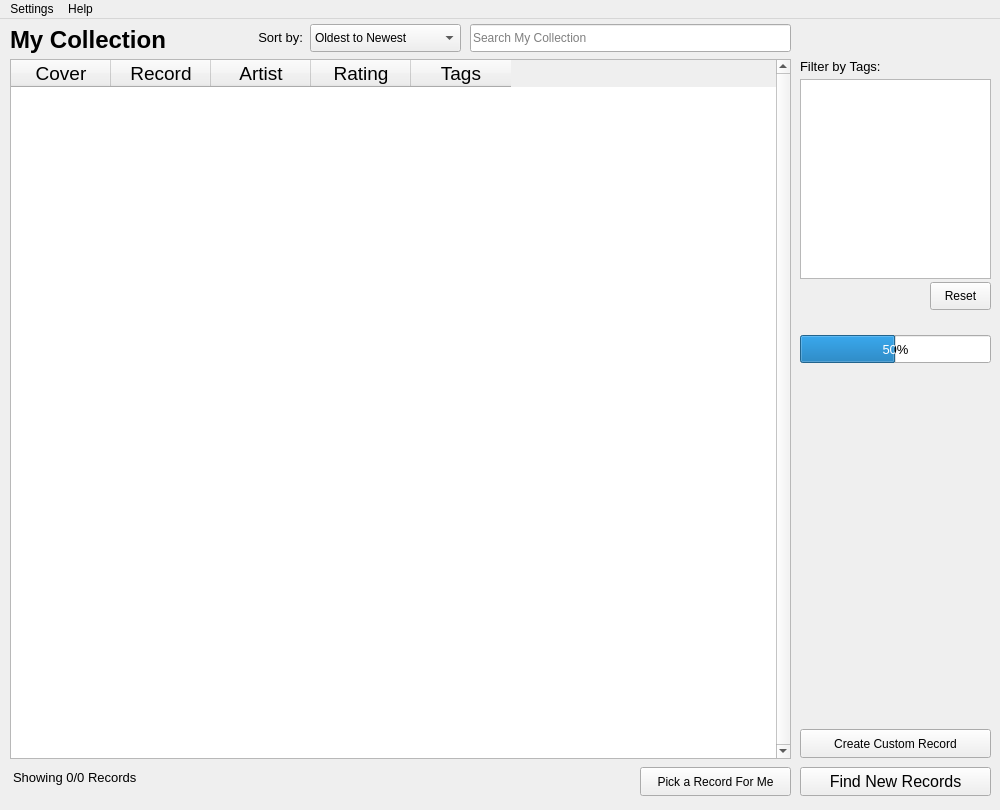
Drag0nCodes/MyRecordCollection, file My Record Collection Source/mainwindow.ui: the form before one commit.
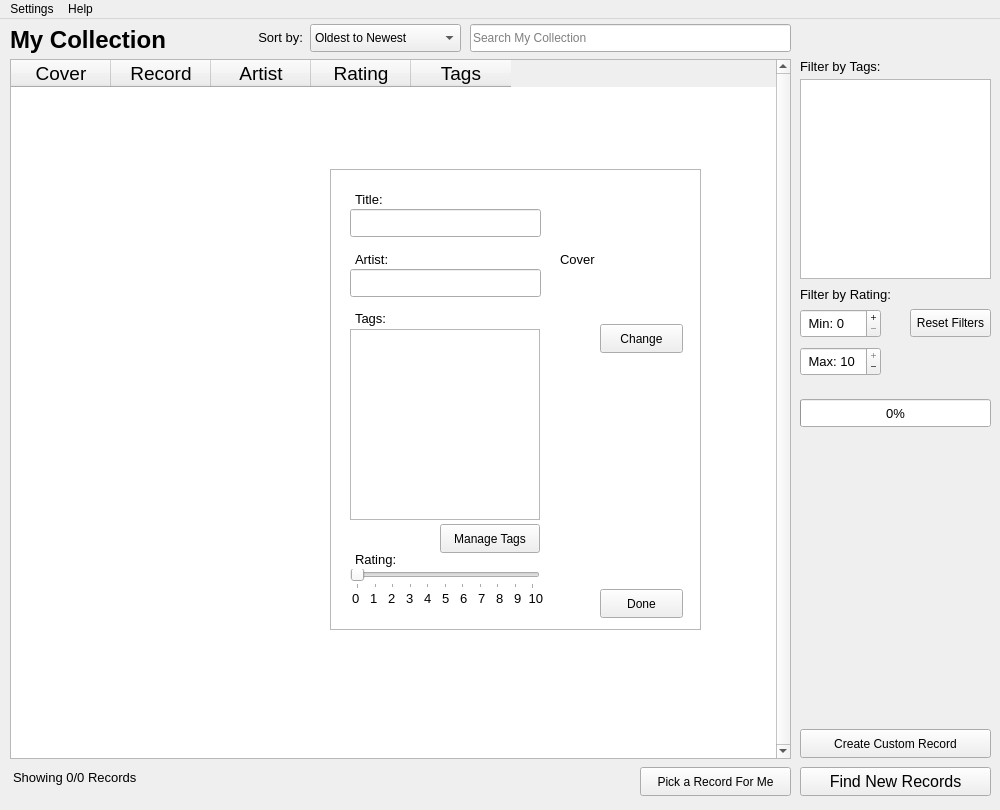
The form after the commit.

Commit message:
Frontend: - Added menu options to delete only records or only tags - Added filter options for ratings     - Reset filter also resets rating filter - Added menu button to export user data - Added some blue accent colour to the UI
Backend:
- Changed dir.absolutepath to QDir::currentpath
- Removed QDir dir object from MainWindow
- Added method to remove all tags from Record object

Bugs:
- Clicking on some menu options will close the edit popup to avoid unknown issues
- Discogs info/progress bar will go away when invalid file is chosen

```diff
--- a/My Record Collection Source/mainwindow.ui
+++ b/My Record Collection Source/mainwindow.ui
@@ -343,7 +343,7 @@
       <property name="geometry">
        <rect>
         <x>800</x>
-        <y>310</y>
+        <y>374</y>
         <width>191</width>
         <height>81</height>
        </rect>
@@ -361,12 +361,12 @@
        <set>Qt::AlignHCenter|Qt::AlignTop</set>
       </property>
      </widget>
-     <widget class="QPushButton" name="myRecord_ResetTagsFilterButton">
+     <widget class="QPushButton" name="myRecord_ResetFiltersButton">
       <property name="geometry">
        <rect>
-        <x>930</x>
-        <y>273</y>
-        <width>61</width>
+        <x>910</x>
+        <y>300</y>
+        <width>81</width>
         <height>28</height>
        </rect>
       </property>
@@ -377,7 +377,7 @@
        </font>
       </property>
       <property name="text">
-       <string>Reset</string>
+       <string>Reset Filters</string>
       </property>
      </widget>
      <widget class="QPushButton" name="myRecord_customRecordButton">
@@ -406,7 +406,7 @@
       <property name="geometry">
        <rect>
         <x>800</x>
-        <y>326</y>
+        <y>390</y>
         <width>191</width>
         <height>28</height>
        </rect>
@@ -417,7 +417,79 @@
        </font>
       </property>
       <property name="value">
-       <number>50</number>
+       <number>0</number>
+      </property>
+     </widget>
+     <widget class="QSpinBox" name="myRecord_FilterRatingMinSpinBox">
+      <property name="geometry">
+       <rect>
+        <x>800</x>
+        <y>300</y>
+        <width>81</width>
+        <height>29</height>
+       </rect>
+      </property>
+      <property name="font">
+       <font>
+        <family>Arial</family>
+        <pointsize>10</pointsize>
+       </font>
+      </property>
+      <property name="buttonSymbols">
+       <enum>QAbstractSpinBox::PlusMinus</enum>
+      </property>
+      <property name="prefix">
+       <string> Min: </string>
+      </property>
+      <property name="maximum">
+       <number>10</number>
+      </property>
+     </widget>
+     <widget class="QLabel" name="myRecord_FilterRatingLabel">
+      <property name="geometry">
+       <rect>
+        <x>800</x>
+        <y>275</y>
+        <width>131</width>
+        <height>21</height>
+       </rect>
+      </property>
+      <property name="font">
+       <font>
+        <family>Arial</family>
+        <pointsize>10</pointsize>
+       </font>
+      </property>
+      <property name="text">
+       <string>Filter by Rating:</string>
+      </property>
+     </widget>
+     <widget class="QSpinBox" name="myRecord_FilterRatingMaxSpinBox">
+      <property name="geometry">
+       <rect>
+        <x>800</x>
+        <y>338</y>
+        <width>81</width>
+        <height>29</height>
+       </rect>
+      </property>
+      <property name="font">
+       <font>
+        <family>Arial</family>
+        <pointsize>10</pointsize>
+       </font>
+      </property>
+      <property name="buttonSymbols">
+       <enum>QAbstractSpinBox::PlusMinus</enum>
+      </property>
+      <property name="prefix">
+       <string> Max: </string>
+      </property>
+      <property name="maximum">
+       <number>10</number>
+      </property>
+      <property name="value">
+       <number>10</number>
       </property>
      </widget>
     </widget>
@@ -985,8 +1057,6 @@
      </widget>
     </widget>
    </widget>
-   <zorder>editFrameBlockerFrame</zorder>
-   <zorder>pages</zorder>
   </widget>
   <widget class="QMenuBar" name="menubar">
    <property name="geometry">
@@ -1016,9 +1086,20 @@
      <addaction name="separator"/>
      <addaction name="actionSelect_File_and_Import"/>
     </widget>
+    <widget class="QMenu" name="menuDelete_MRC_Collection">
+     <property name="title">
+      <string>Delete MRC Collection</string>
+     </property>
+     <addaction name="actionDelete_All_User_Data"/>
+     <addaction name="actionDelete_All_Records"/>
+     <addaction name="actionDelete_All_Tags"/>
+    </widget>
     <addaction name="settings_actionToggleTheme"/>
     <addaction name="menuImport_Discogs_Collection"/>
-    <addaction name="actionDelete_All_User_Data"/>
+    <addaction name="separator"/>
+    <addaction name="actionImport_MRC_Collection"/>
+    <addaction name="actionExport_MRC_Collection"/>
+    <addaction name="menuDelete_MRC_Collection"/>
     <addaction name="separator"/>
     <addaction name="settings_actionExit"/>
    </widget>
@@ -1030,11 +1111,6 @@
     <string>Toggle Theme</string>
    </property>
   </action>
-  <action name="actionyes">
-   <property name="text">
-    <string>yes</string>
-   </property>
-  </action>
   <action name="help_actionAbout">
    <property name="text">
     <string>About</string>
@@ -1050,17 +1126,6 @@
     <string>Contact</string>
    </property>
   </action>
-  <action name="importDiscogsTheadedOpt">
-   <property name="checkable">
-    <bool>true</bool>
-   </property>
-   <property name="checked">
-    <bool>true</bool>
-   </property>
-   <property name="text">
-    <string>Multithreaded</string>
-   </property>
-  </action>
   <action name="importDiscogsAddTagsOpt">
    <property name="checkable">
     <bool>true</bool>
@@ -1074,7 +1139,7 @@
   </action>
   <action name="actionDelete_All_User_Data">
    <property name="text">
-    <string>Delete All User Data</string>
+    <string>All User Data</string>
    </property>
   </action>
   <action name="actionSelect_File_and_Import">
@@ -1082,6 +1147,26 @@
     <string>Select File and Import</string>
    </property>
   </action>
+  <action name="actionDelete_All_Tags">
+   <property name="text">
+    <string>Only Tags</string>
+   </property>
+  </action>
+  <action name="actionDelete_All_Records">
+   <property name="text">
+    <string>Only Records</string>
+   </property>
+  </action>
+  <action name="actionImport_MRC_Collection">
+   <property name="text">
+    <string>Import MRC Collection</string>
+   </property>
+  </action>
+  <action name="actionExport_MRC_Collection">
+   <property name="text">
+    <string>Export MRC Collection</string>
+   </property>
+  </action>
  </widget>
  <resources/>
  <connections/>
```
The commit also changes 8 other files.
